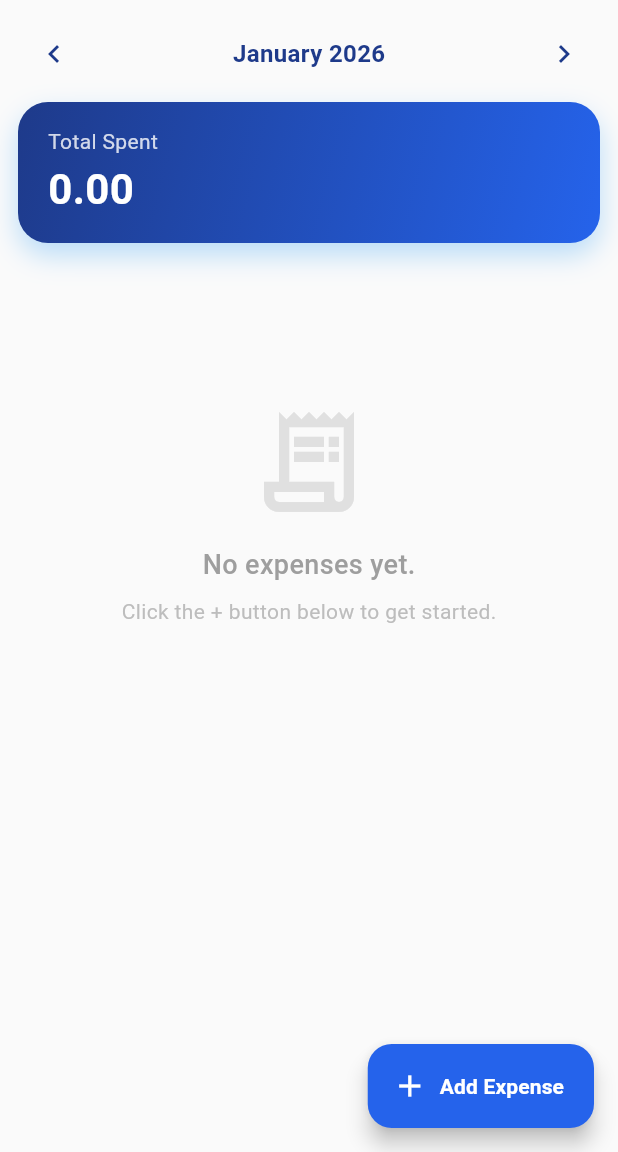
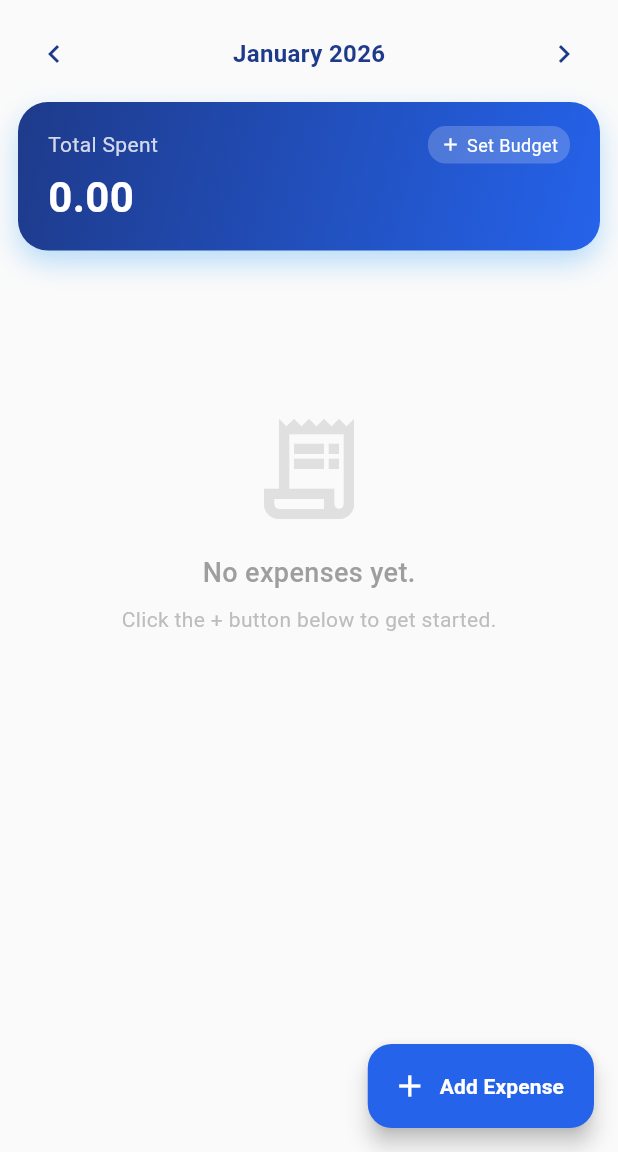
Before and after one commit to Amez-Khan/smart-expense-manager, a Flutter app: the screen it shows once a user with an empty profile is signed in, after a tap on the "chevron left" icon, on a phone screen of 412 x 824 dp, the part 84-1236 px from its top. Run offline on Flutter 3.47's test engine with Material 3 defaults, Android fonts, the phone set to English and light mode, and no system bars; our stand-ins replace cloud_firestore, firebase_auth, firebase_core, shared_preferences; accounts and stored records are empty.

Commit message:
feat: add dynamic monthly budget progress bar to dashboard
- Implemented updateBudget and getUserBudget in UserService.
- Added a global budgetNotifier to state management.
- Created an interactive 'Set Budget' dialog on the dashboard.
- Built a smart progress bar that calculates spending vs. budget and dynamically changes color (Green/Orange/Red).

```diff
--- a/lib/features/auth/presentation/pages/dashboard_page.dart
+++ b/lib/features/auth/presentation/pages/dashboard_page.dart
@@ -6,6 +6,7 @@ import 'package:smart_expense_manager/features/auth/presentation/pages/profile_p
 import '../../../../main.dart';
 import '../../../dashboard/models/expense_model.dart';
 import '../../../dashboard/services/expense_service.dart';
+import '../../../dashboard/services/user_service.dart';
 import '../widget/add_expense_bottom_sheet.dart'; // Your exact path
 
 // Changed from StatelessWidget to StatefulWidget to handle dynamic data
@@ -46,6 +47,66 @@ class _DashboardPageState extends State<DashboardPage> {
       default:
         return Icons.category;
     }
+  }
+
+  // --- NEW: Budget Dialog ---
+  void _showEditBudgetDialog(BuildContext context) {
+    // Pre-fill the text field with the current budget if it's greater than 0
+    final currentBudget = budgetNotifier.value;
+    final TextEditingController budgetController = TextEditingController(
+      text: currentBudget > 0 ? currentBudget.toStringAsFixed(0) : '',
+    );
+
+    showDialog(
+      context: context,
+      builder: (context) => AlertDialog(
+        title: const Text("Set Monthly Budget", style: TextStyle(color: Color(0xFF1E3A8A))),
+        content: TextField(
+          controller: budgetController,
+          keyboardType: const TextInputType.numberWithOptions(decimal: true),
+          decoration: InputDecoration(
+            labelText: "Budget Amount",
+            // Dynamically show the correct currency symbol!
+            prefixIcon: Padding(
+              padding: const EdgeInsets.all(12.0),
+              child: Text(currencyNotifier.value, style: const TextStyle(fontSize: 18, fontWeight: FontWeight.bold)),
+            ),
+            border: OutlineInputBorder(borderRadius: BorderRadius.circular(12)),
+          ),
+          autofocus: true,
+        ),
+        actions: [
+          TextButton(
+            onPressed: () => Navigator.pop(context),
+            child: const Text("Cancel", style: TextStyle(color: Colors.grey)),
+          ),
+          ElevatedButton(
+            style: ElevatedButton.styleFrom(
+              backgroundColor: const Color(0xFF2563EB),
+              shape: RoundedRectangleBorder(borderRadius: BorderRadius.circular(8)),
+            ),
+            onPressed: () async {
+              final newBudget = double.tryParse(budgetController.text) ?? 0.0;
+
+              // 1. Instantly update UI
+              budgetNotifier.value = newBudget;
+
+              // 2. Save to Firebase in the background
+              try {
+                await UserService().updateBudget(newBudget);
+              } catch (e) {
+                print("Error saving budget: $e");
+              }
+
+              if (context.mounted) {
+                Navigator.pop(context);
+              }
+            },
+            child: const Text("Save Goal", style: TextStyle(color: Colors.white)),
+          ),
+        ],
+      ),
+    );
   }
 
   @override
@@ -209,42 +270,66 @@ class _DashboardPageState extends State<DashboardPage> {
                   ],
                 ),
                 const SizedBox(height: 8),
-                // --- SLIMMED DOWN TOTAL SPENT CARD ---
+                // --- UPGRADED TOTAL SPENT CARD WITH BUDGET ---
                 Container(
                   width: double.infinity,
-                  // Reduced padding from 24 to 16
-                  padding: const EdgeInsets.symmetric(
-                    horizontal: 20,
-                    vertical: 16,
-                  ),
+                  padding: const EdgeInsets.symmetric(horizontal: 20, vertical: 16),
                   decoration: BoxDecoration(
                     gradient: const LinearGradient(
                       colors: [Color(0xFF1E3A8A), Color(0xFF2563EB)],
                       begin: Alignment.topLeft,
                       end: Alignment.bottomRight,
                     ),
-                    borderRadius: BorderRadius.circular(
-                      20,
-                    ), // Slightly smaller radius
+                    borderRadius: BorderRadius.circular(20),
                     boxShadow: [
-                      BoxShadow(
-                        color: Colors.blue.withOpacity(0.3),
-                        blurRadius: 15,
-                        offset: const Offset(0, 8),
-                      ),
+                      BoxShadow(color: Colors.blue.withOpacity(0.3), blurRadius: 15, offset: const Offset(0, 8)),
                     ],
                   ),
-                  child: Column(
+                  child: ValueListenableBuilder<double>(
+                    valueListenable: budgetNotifier,
+                    builder: (context, budget, child) {
+
+                      // Calculate progress (cap at 1.0 or 100%)
+                      double progress = budget > 0 ? (totalSpent / budget) : 0.0;
+                      if (progress > 1.0) progress = 1.0;
+
+                      // Smart Colors: Green (<75%), Orange (75-90%), Red (>90%)
+                      Color progressColor = Colors.greenAccent;
+                      if (progress > 0.9) progressColor = Colors.redAccent;
+                      else if (progress > 0.75) progressColor = Colors.orangeAccent;
+
+                      return Column(
                         crossAxisAlignment: CrossAxisAlignment.start,
+                        children: [
+                          Row(
+                            mainAxisAlignment: MainAxisAlignment.spaceBetween,
                             children: [
                               Text(
                                 "Total Spent",
-                        style: TextStyle(
-                          color: Colors.white.withOpacity(0.8),
-                          fontSize: 14,
-                        ), // Smaller font
+                                style: TextStyle(color: Colors.white.withOpacity(0.8), fontSize: 14),
                               ),
-                      const SizedBox(height: 2), // Tighter gap
+                              // Small edit button to set the budget
+                              InkWell(
+                                onTap: () => _showEditBudgetDialog(context),
+                                child: Container(
+                                  padding: const EdgeInsets.symmetric(horizontal: 8, vertical: 4),
+                                  decoration: BoxDecoration(
+                                      color: Colors.white.withOpacity(0.2),
+                                      borderRadius: BorderRadius.circular(12)
+                                  ),
+                                  child: Row(
+                                    children: [
+                                      Icon(budget > 0 ? Icons.edit : Icons.add, color: Colors.white, size: 14),
+                                      const SizedBox(width: 4),
+                                      Text(budget > 0 ? "Edit Goal" : "Set Budget", style: const TextStyle(color: Colors.white, fontSize: 12)),
+                                    ],
+                                  ),
+                                ),
+                              )
+                            ],
+                          ),
+                          const SizedBox(height: 2),
+
                           ValueListenableBuilder<String>(
                             valueListenable: currencyNotifier,
                             builder: (context, symbol, child) {
@@ -254,7 +339,33 @@ class _DashboardPageState extends State<DashboardPage> {
                               );
                             },
                           ),
+
+                          // Only show the progress bar if a budget is actually set
+                          if (budget > 0) ...[
+                            const SizedBox(height: 16),
+                            Row(
+                              mainAxisAlignment: MainAxisAlignment.spaceBetween,
+                              children: [
+                                Text("Budget: ${currencyNotifier.value}${budget.toStringAsFixed(0)}",
+                                    style: TextStyle(color: Colors.white.withOpacity(0.8), fontSize: 12)),
+                                Text("${(progress * 100).toStringAsFixed(0)}%",
+                                    style: const TextStyle(color: Colors.white, fontSize: 12, fontWeight: FontWeight.bold)),
                               ],
+                            ),
+                            const SizedBox(height: 8),
+                            ClipRRect(
+                              borderRadius: BorderRadius.circular(10),
+                              child: LinearProgressIndicator(
+                                value: progress,
+                                backgroundColor: Colors.white.withOpacity(0.2),
+                                color: progressColor,
+                                minHeight: 6,
+                              ),
+                            ),
+                          ]
+                        ],
+                      );
+                    },
                   ),
                 ),
                 const SizedBox(height: 16), // Reduced gap from 24 to 16
--- a/lib/features/dashboard/services/user_service.dart
+++ b/lib/features/dashboard/services/user_service.dart
@@ -32,4 +32,33 @@ class UserService {
     }
     return null; // Returns null if the user hasn't set a preference yet
   }
+
+  // --- NEW: Budget Functions ---
+
+  // 1. Save Budget to the Cloud
+  Future<void> updateBudget(double newBudget) async {
+    final user = _auth.currentUser;
+    if (user == null) return;
+
+    await _firestore.collection('users').doc(user.uid).set({
+      'monthlyBudget': newBudget,
+    }, SetOptions(merge: true));
+  }
+
+  // 2. Fetch Budget from the Cloud
+  Future<double?> getUserBudget() async {
+    final user = _auth.currentUser;
+    if (user == null) return null;
+
+    try {
+      final doc = await _firestore.collection('users').doc(user.uid).get();
+      if (doc.exists && doc.data()!.containsKey('monthlyBudget')) {
+        // Firestore sometimes saves doubles as ints, so we use .toDouble() to be safe
+        return (doc.data()!['monthlyBudget'] as num).toDouble();
+      }
+    } catch (e) {
+      print("Error fetching budget: $e");
+    }
+    return null;
+  }
 }
--- a/lib/main.dart
+++ b/lib/main.dart
@@ -9,6 +9,8 @@ import 'firebase_options.dart';
 
 // Global state variables - these "broadcast" changes to the whole app
 final ValueNotifier<String> currencyNotifier = ValueNotifier<String>('\$');
+// [NEW] for the budget!
+final ValueNotifier<double> budgetNotifier = ValueNotifier<double>(0.0);
 final ValueNotifier<ThemeMode> themeNotifier = ValueNotifier<ThemeMode>(
   ThemeMode.light,
 );
@@ -55,20 +57,24 @@ Future<void> saveCurrencyToDisk(String symbol) async {
   await prefs.setString('currencySymbol', symbol);
 }
 
-//Update & Fetch selected currency on firestore.
+//Update & Fetch selected Currency,Budget on firestore.
 void _listenToAuthChanges() {
   FirebaseAuth.instance.authStateChanges().listen((User? user) async {
     if (user != null) {
-      // User logged in! Fetch their cloud currency.
+      // Fetch both currency AND budget from the cloud
       final cloudCurrency = await UserService().getUserCurrency();
+      final cloudBudget = await UserService().getUserBudget();
 
       if (cloudCurrency != null) {
-        // Update the global notifier so the whole app reacts instantly
         currencyNotifier.value = cloudCurrency;
       }
+      // [NEW] Safely update the budget (default to 0.0 if they haven't set one yet)
+      budgetNotifier.value = cloudBudget ?? 0.0;
+
     } else {
-      // User logged out! Reset to a safe default so the next user doesn't see it.
+      // User logged out! Reset to safe defaults.
       currencyNotifier.value = '\$';
+      budgetNotifier.value = 0.0;
     }
   });
 }
```
Lines whose indentation alone changed are shown as unchanged.
